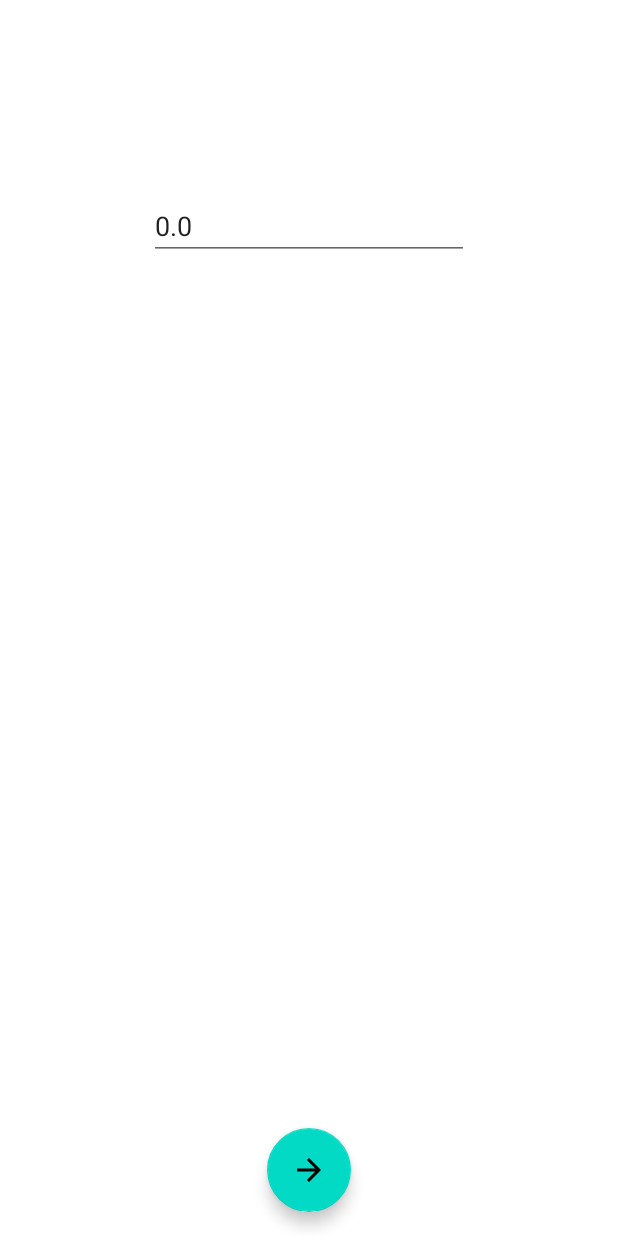
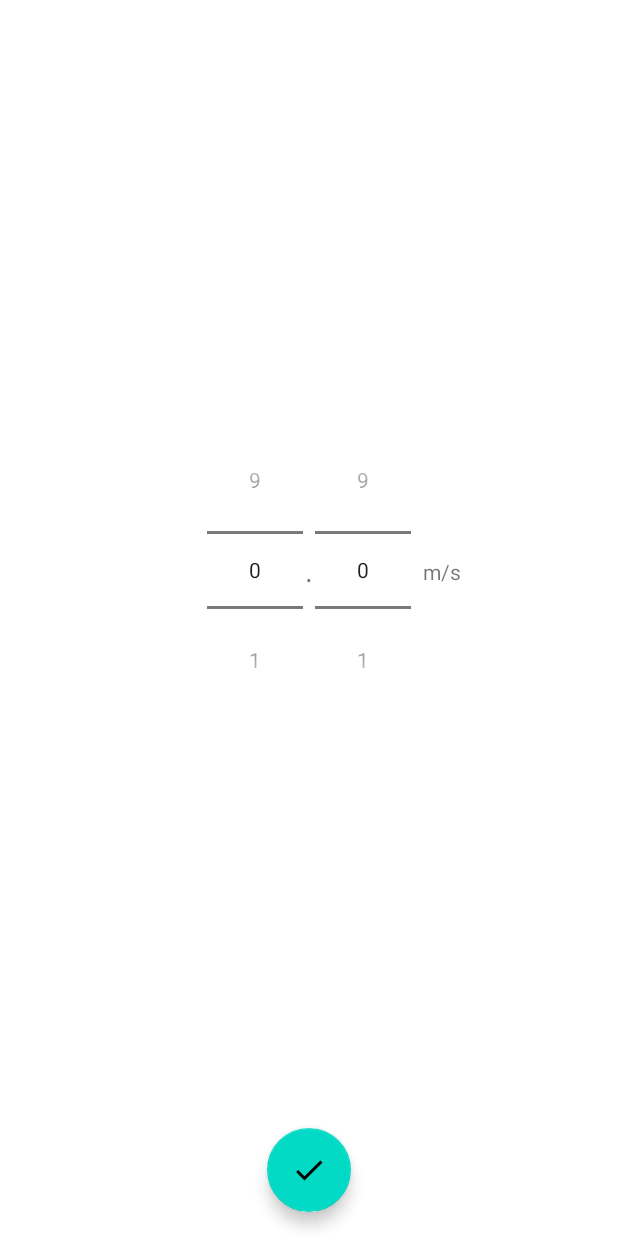
Before and after one commit to j-piasecki/BeatPace, an Android app: the PaceSelectFragment screen opened through its navigation route, on a phone screen of 412 x 824 dp. Run offline under Robolectric (Android 15) with nearby library versions, the phone set to English and light mode, and no system bars; our stand-ins replace Room's generated code.

Commit message:
Update PaceSelectFragment ui

```diff
--- a/app/src/main/java/io/beatpace/api/data/DataConfig.kt
+++ b/app/src/main/java/io/beatpace/api/data/DataConfig.kt
@@ -3,6 +3,7 @@ package io.beatpace.api.data
 import android.content.Context
 import android.content.SharedPreferences
 import io.beatpace.exceptions.NegativePaceException
+import kotlin.math.roundToInt
 
 class DataConfig private constructor(private val preferences: SharedPreferences) {
 
@@ -10,7 +11,7 @@ class DataConfig private constructor(private val preferences: SharedPreferences)
     private var selectedPace: Double = 0.0
 
     init {
-        selectedPace = preferences.getFloat(KEY_SELECTED_PACE, 0f).toDouble()
+        selectedPace = (preferences.getFloat(KEY_SELECTED_PACE, 0f) * 10).roundToInt() * 0.1
         selectedPlaylistId = preferences.getInt(KEY_SELECTED_PLAYLIST, -1)
     }
 
--- a/app/src/main/java/io/beatpace/fragments/PaceSelectFragment.kt
+++ b/app/src/main/java/io/beatpace/fragments/PaceSelectFragment.kt
@@ -6,12 +6,14 @@ import android.view.LayoutInflater
 import android.view.View
 import android.view.ViewGroup
 import android.widget.EditText
+import android.widget.NumberPicker
 import android.widget.TextView
 import androidx.fragment.app.activityViewModels
 import androidx.navigation.fragment.findNavController
 import com.google.android.material.floatingactionbutton.FloatingActionButton
 import io.beatpace.R
 import io.beatpace.api.ViewModel
+import kotlin.math.floor
 
 class PaceSelectFragment : Fragment() {
 
@@ -33,14 +35,29 @@ class PaceSelectFragment : Fragment() {
     }
 
     private fun setDisplayedPace(pace: Double) {
-        view?.findViewById<EditText>(R.id.pace_select_input)?.setText(pace.toString())
+        val integerPicker = view?.findViewById<NumberPicker>(R.id.pace_select_integer) ?: return
+        val fractionPicker = view?.findViewById<NumberPicker>(R.id.pace_select_fraction) ?: return
+
+        integerPicker.minValue = 0
+        integerPicker.maxValue = 9
+
+        fractionPicker.minValue = 0
+        fractionPicker.maxValue = 9
+
+        val integer = floor(pace).toInt()
+        val fraction = floor((pace - integer) * 10).toInt()
+
+        integerPicker.value = integer
+        fractionPicker.value = fraction
     }
 
     private fun onConfirmClick(v: View) {
-        val newPace = view?.findViewById<EditText>(R.id.pace_select_input)?.text?.toString()?.toDoubleOrNull()
+        val integerPicker = view?.findViewById<NumberPicker>(R.id.pace_select_integer) ?: return
+        val fractionPicker = view?.findViewById<NumberPicker>(R.id.pace_select_fraction) ?: return
 
-        if (newPace != null)
-            viewModel.getDataConfig().setPace(newPace)
+        val pace = integerPicker.value + fractionPicker.value * 0.1
+
+        viewModel.getDataConfig().setPace(pace)
 
         findNavController().navigate(PaceSelectFragmentDirections.actionPaceSelectFragmentToConfigurationFragment())
     }
--- a/app/src/main/res/layout/fragment_pace_select.xml
+++ b/app/src/main/res/layout/fragment_pace_select.xml
@@ -6,19 +6,27 @@
         android:layout_height="match_parent"
         tools:context=".fragments.PaceSelectFragment">
 
-    <EditText
-            android:id="@+id/pace_select_input"
+    <NumberPicker
+            android:id="@+id/pace_select_integer"
             android:layout_width="wrap_content"
             android:layout_height="wrap_content"
-            android:layout_marginStart="32dp"
-            android:layout_marginTop="128dp"
-            android:layout_marginEnd="32dp"
-            android:ems="10"
-            android:hint="Speed"
-            android:inputType="number"
+            app:layout_constraintTop_toTopOf="parent"
+            app:layout_constraintBottom_toBottomOf="parent"
+            app:layout_constraintStart_toStartOf="parent"
+            app:layout_constraintHorizontal_chainStyle="packed"
+            app:layout_constraintEnd_toStartOf="@+id/pace_select_fraction"
+            android:layout_marginEnd="8dp"
+            android:layout_marginBottom="64dp" />
+
+    <NumberPicker
+            android:id="@+id/pace_select_fraction"
+            android:layout_width="wrap_content"
+            android:layout_height="wrap_content"
+            app:layout_constraintStart_toEndOf="@+id/pace_select_integer"
+            app:layout_constraintHorizontal_chainStyle="packed"
             app:layout_constraintEnd_toEndOf="parent"
-            app:layout_constraintStart_toStartOf="parent"
-            app:layout_constraintTop_toTopOf="parent" />
+            app:layout_constraintTop_toTopOf="@+id/pace_select_integer"
+            app:layout_constraintBottom_toBottomOf="@+id/pace_select_integer" />
 
     <com.google.android.material.floatingactionbutton.FloatingActionButton
             android:id="@+id/pace_select_confirm_button"
@@ -26,8 +34,30 @@
             android:layout_height="wrap_content"
             android:layout_marginBottom="16dp"
             android:clickable="true"
-        android:src="@drawable/ic_arrow_forward_24"
+            android:src="@drawable/ic_check_24"
             app:layout_constraintBottom_toBottomOf="parent"
             app:layout_constraintEnd_toEndOf="parent"
             app:layout_constraintStart_toStartOf="parent" />
+
+    <TextView
+            android:text="."
+            android:layout_width="wrap_content"
+            android:layout_height="wrap_content"
+            android:id="@+id/pace_select_dot"
+            android:textSize="20sp"
+            app:layout_constraintEnd_toStartOf="@+id/pace_select_fraction"
+            app:layout_constraintStart_toEndOf="@+id/pace_select_integer"
+            app:layout_constraintTop_toTopOf="@+id/pace_select_integer"
+            app:layout_constraintBottom_toBottomOf="@+id/pace_select_integer" />
+
+    <TextView
+            android:text="m/s"
+            android:layout_width="wrap_content"
+            android:layout_height="wrap_content"
+            android:id="@+id/pace_select_unit"
+            app:layout_constraintStart_toEndOf="@+id/pace_select_fraction"
+            app:layout_constraintTop_toTopOf="@+id/pace_select_fraction"
+            app:layout_constraintBottom_toBottomOf="@+id/pace_select_fraction"
+            android:layout_marginTop="2dp"
+            android:layout_marginStart="8dp" />
 </androidx.constraintlayout.widget.ConstraintLayout>
```
Lines whose indentation alone changed are shown as unchanged.
